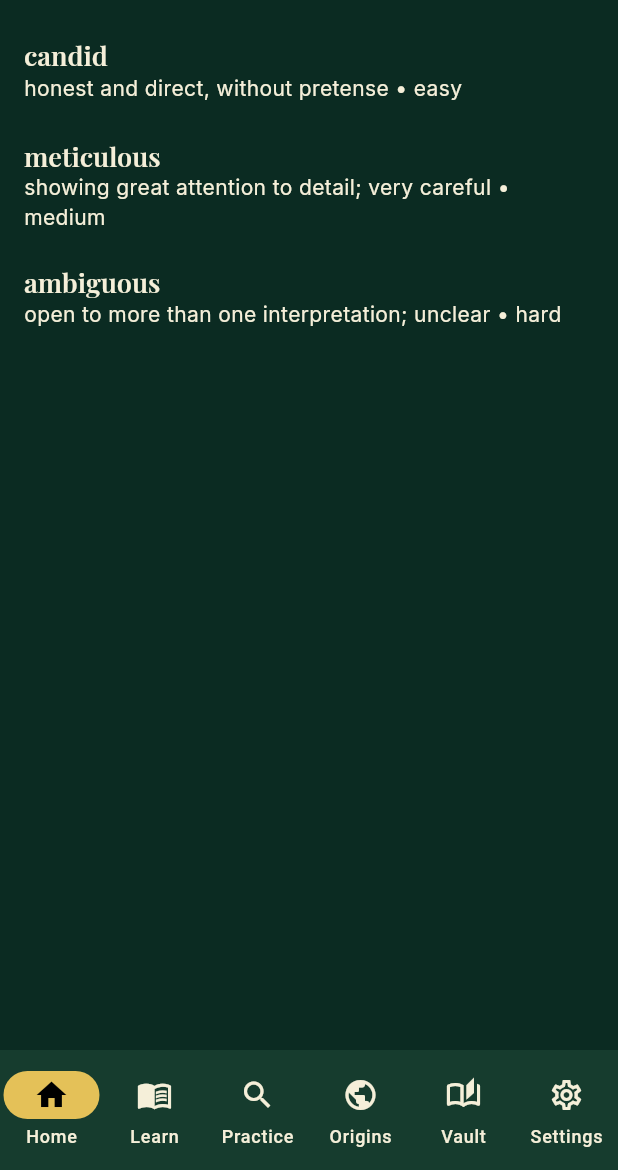
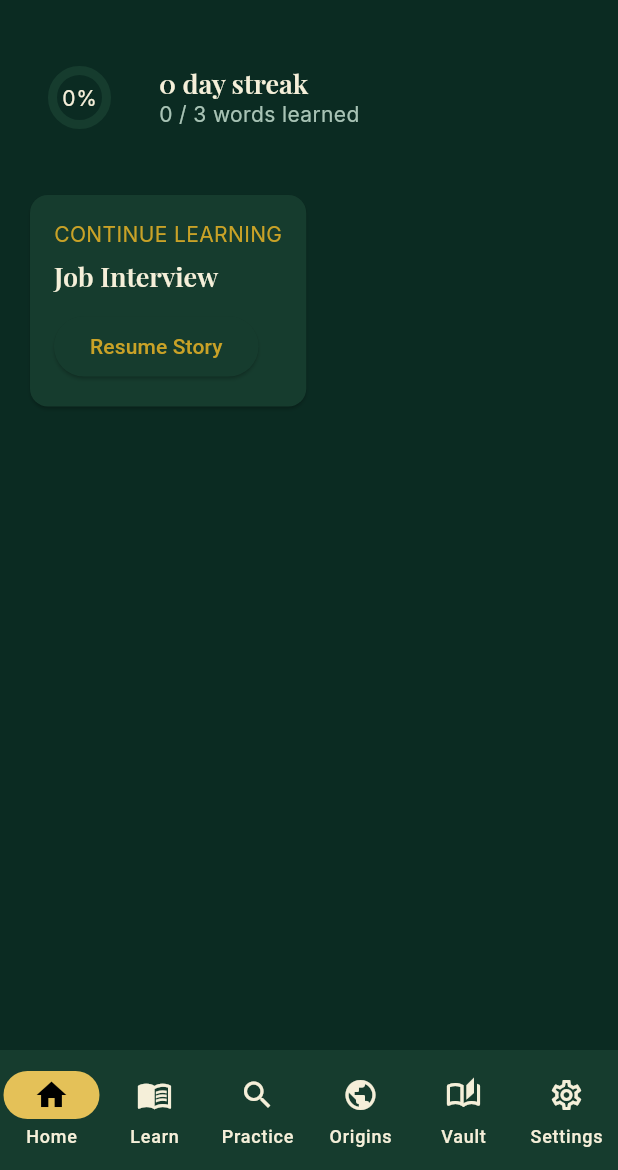
Before and after one commit to disenapati-90/locua_app, a Flutter app: the screen it shows after launch, on a phone screen of 412 x 824 dp, the part 66-1236 px from its top. Run offline on Flutter 3.47's test engine with Material 3 defaults, Android fonts, the phone set to English and light mode, and no system bars; our stand-ins replace google_fonts, hive, hive_flutter; accounts and stored records are empty.

Commit message:
Day 4: real Home screen with progress ring, streak, continue-learning card wired to Hive

```diff
--- a/locua/lib/main.dart
+++ b/locua/lib/main.dart
@@ -8,13 +8,18 @@ import 'package:provider/provider.dart';
 import 'providers/theme_provider.dart';
 import 'widgets/main_shell.dart';
 import 'services/storage_service.dart';
+import 'package:provider/provider.dart';
+import 'providers/progress_provider.dart';
 
 void main() async {
   WidgetsFlutterBinding.ensureInitialized(); // required before any async setup pre-runApp
   await StorageService.init(); // opens Hive boxes before the app builds
   runApp(
-    ChangeNotifierProvider(
-      create: (_) => ThemeProvider(),
+    MultiProvider(
+      providers: [
+        ChangeNotifierProvider(create: (_) => ThemeProvider()),
+        ChangeNotifierProvider(create: (_) => ProgressProvider()),
+      ],
       child: const LocuaApp(),
     ),
   );
--- /dev/null
+++ b/locua/lib/providers/progress_provider.dart
@@ -0,0 +1,26 @@
+// progress_provider.dart
+// Central place that reads/writes Progress data from Hive and exposes
+// simple stats (streak, % complete, words learned) to any screen that needs them.
+
+import 'package:flutter/material.dart';
+import '../models/progress.dart';
+import '../services/storage_service.dart';
+
+class ProgressProvider extends ChangeNotifier {
+  // Returns all saved progress entries.
+  List<Progress> get allProgress => StorageService.progressBox.values.toList();
+
+  // Counts how many words are marked "learned" (mastered).
+  int get wordsLearnedCount =>
+      allProgress.where((p) => p.learned).length;
+
+  // Simple streak placeholder — real streak logic (consecutive days used)
+  // will be added once we track daily app-open events. For now, returns a
+  // stored value we can update manually to prove the UI works.
+  int currentStreak = 0;
+
+  void incrementStreakForTesting() {
+    currentStreak += 1;
+    notifyListeners();
+  }
+}
--- a/locua/lib/screens/home_screen.dart
+++ b/locua/lib/screens/home_screen.dart
@@ -1,33 +1,105 @@
 // home_screen.dart
-// TEMPORARY test version — loads word_bank.json and lists the words,
-// just to confirm Step 1-5 worked. Will be replaced with the real
-// Home screen design (streak, progress ring, continue-learning card) on Day 4.
+// Real Home screen: streak counter, progress ring (% of word bank learned),
+// and a "continue learning" card. Pulls live data from ProgressProvider
+// and the word bank, instead of the temporary test list from Day 3.
 
 import 'package:flutter/material.dart';
+import 'package:provider/provider.dart';
 import '../models/word.dart';
 import '../services/word_service.dart';
+import '../providers/progress_provider.dart';
 
 class HomeScreen extends StatelessWidget {
   const HomeScreen({super.key});
 
   @override
   Widget build(BuildContext context) {
+    final progressProvider = context.watch<ProgressProvider>();
+
     return FutureBuilder<List<Word>>(
       future: WordService.loadWords(),
       builder: (context, snapshot) {
         if (!snapshot.hasData) {
           return const Center(child: CircularProgressIndicator());
         }
-        final words = snapshot.data!;
-        return ListView.builder(
-          itemCount: words.length,
-          itemBuilder: (context, index) {
-            final w = words[index];
-            return ListTile(
-              title: Text(w.word, style: Theme.of(context).textTheme.titleLarge),
-              subtitle: Text('${w.definition} • ${w.level}'),
-            );
-          },
+        final totalWords = snapshot.data!.length;
+        final learnedCount = progressProvider.wordsLearnedCount;
+        final percent = totalWords == 0 ? 0.0 : learnedCount / totalWords;
+
+        return Padding(
+          padding: const EdgeInsets.all(16.0),
+          child: Column(
+            crossAxisAlignment: CrossAxisAlignment.start,
+            children: [
+              // ---- Progress ring + streak row ----
+              Row(
+                children: [
+                  SizedBox(
+                    width: 74,
+                    height: 74,
+                    child: Stack(
+                      alignment: Alignment.center,
+                      children: [
+                        CircularProgressIndicator(
+                          value: percent,
+                          strokeWidth: 6,
+                          backgroundColor:
+                              Theme.of(context).colorScheme.surface,
+                          valueColor: AlwaysStoppedAnimation(
+                            Theme.of(context).colorScheme.primary,
+                          ),
+                        ),
+                        Text('${(percent * 100).round()}%',
+                            style: Theme.of(context).textTheme.bodyLarge),
+                      ],
+                    ),
+                  ),
+                  const SizedBox(width: 16),
+                  Column(
+                    crossAxisAlignment: CrossAxisAlignment.start,
+                    children: [
+                      Text('${progressProvider.currentStreak} day streak',
+                          style: Theme.of(context).textTheme.titleLarge),
+                      Text('$learnedCount / $totalWords words learned',
+                          style: Theme.of(context).textTheme.bodyMedium),
+                    ],
+                  ),
+                ],
+              ),
+              const SizedBox(height: 24),
+
+              // ---- Continue Learning card ----
+              Card(
+                child: Padding(
+                  padding: const EdgeInsets.all(16.0),
+                  child: Column(
+                    crossAxisAlignment: CrossAxisAlignment.start,
+                    children: [
+                      Text('CONTINUE LEARNING',
+                          style: Theme.of(context)
+                              .textTheme
+                              .bodyMedium
+                              ?.copyWith(color: Theme.of(context).colorScheme.primary)),
+                      const SizedBox(height: 6),
+                      Text(
+                        snapshot.data!.isNotEmpty
+                            ? snapshot.data!.first.theme
+                            : 'No words yet',
+                        style: Theme.of(context).textTheme.titleLarge,
+                      ),
+                      const SizedBox(height: 12),
+                      ElevatedButton(
+                        onPressed: () {
+                          // Will navigate to the Learn tab once that's built (later step)
+                        },
+                        child: const Text('Resume Story'),
+                      ),
+                    ],
+                  ),
+                ),
+              ),
+            ],
+          ),
         );
       },
     );
```
